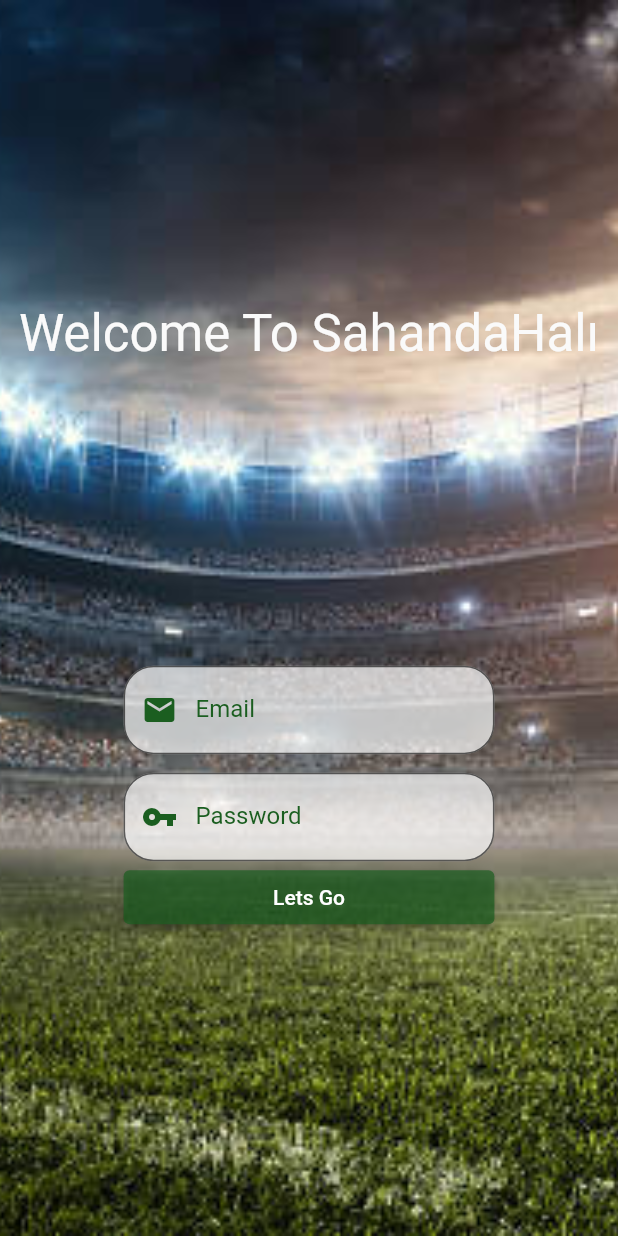
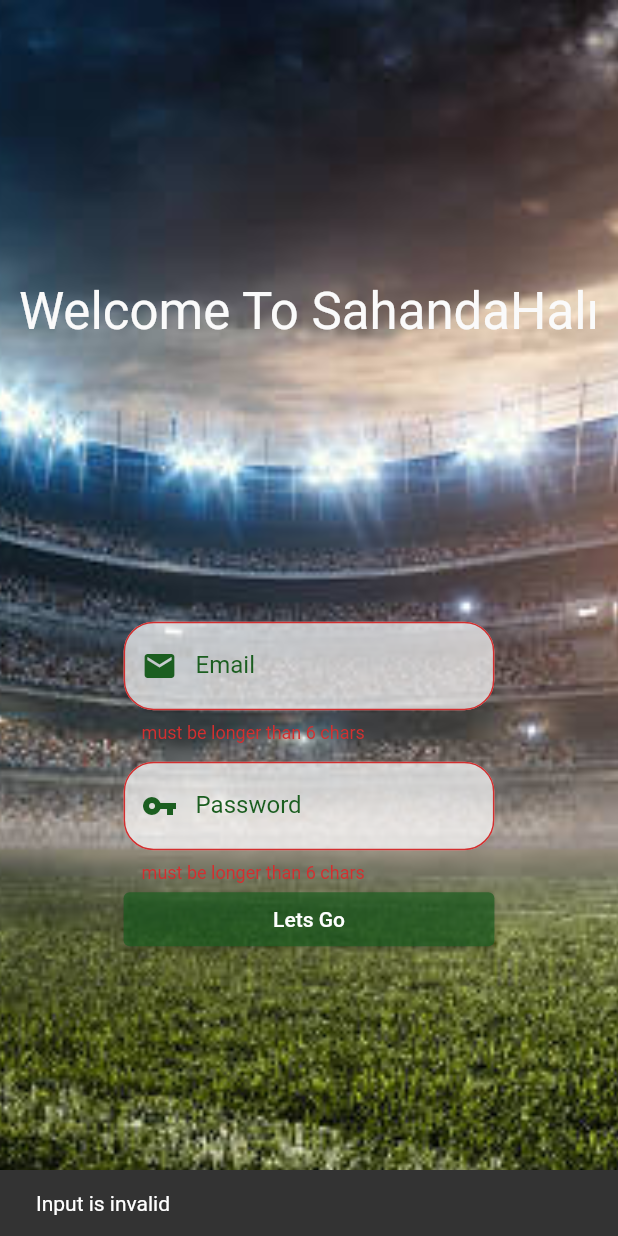
Before and after one commit to alperenekin/SahandaHaliApp, a Flutter app: the screen it shows after launch, after a tap on "Lets Go", on a phone screen of 412 x 824 dp. Run offline on Flutter 3.47's test engine with Material 2 defaults, Android fonts, the phone set to English and light mode, and no system bars; our stand-ins replace bloc, dio, flutter_bloc.

Commit message:
Login functonality added

```diff
--- a/lib/core/components/textfield/custom_textformfield.dart
+++ b/lib/core/components/textfield/custom_textformfield.dart
@@ -10,6 +10,7 @@ class CustomTextFormField extends StatelessWidget {
   @override
   Widget build(BuildContext context) {
     return TextFormField(
+      validator: (value) => (value ?? '').length > 6 ? null : 'must be longer than 6 chars',
       controller: controller,
       decoration: InputDecoration(
         prefixIcon: Icon(textIcon ?? Icons.mail,color: customColor ?? Colors.white),
--- /dev/null
+++ b/lib/view/login/model/login_request.dart
@@ -0,0 +1,18 @@
+class LoginRequest {
+  String? email;
+  String? password;
+
+  LoginRequest({this.email, this.password});
+
+  LoginRequest.fromJson(Map<String, dynamic> json) {
+    email = json['email'];
+    password = json['password'];
+  }
+
+  Map<String, dynamic> toJson() {
+    final Map<String, dynamic> data = <String, dynamic>{};
+    data['email'] = email;
+    data['password'] = password;
+    return data;
+  }
+}
--- /dev/null
+++ b/lib/view/login/model/login_response.dart
@@ -0,0 +1,15 @@
+class LoginResponse {
+  String? token;
+
+  LoginResponse({this.token});
+
+  LoginResponse.fromJson(Map<String, dynamic> json) {
+    token = json['token'];
+  }
+
+  Map<String, dynamic> toJson() {
+    final Map<String, dynamic> data = Map<String, dynamic>();
+    data['token'] = token;
+    return data;
+  }
+}
--- /dev/null
+++ b/lib/view/login/service/ilogin_service.dart
@@ -0,0 +1,24 @@
+import 'package:dio/dio.dart';
+import 'package:sahanda_hali/view/login/model/login_request.dart';
+import 'package:sahanda_hali/view/login/model/login_response.dart';
+
+abstract class ILoginService {
+  final Dio dio;
+
+  ILoginService(this.dio);
+
+  final String loginPath = ILoginServicePath.LOGIN.rawValue;
+
+  Future<LoginResponse?> postUser(LoginRequest request);
+}
+
+enum ILoginServicePath { LOGIN }
+
+extension PathExtension on ILoginServicePath {
+  String get rawValue {
+    switch (this) {
+      case ILoginServicePath.LOGIN:
+        return '/api/login';
+    }
+  }
+}
--- /dev/null
+++ b/lib/view/login/service/login_service.dart
@@ -0,0 +1,27 @@
+
+import 'dart:io';
+import 'package:dio/dio.dart';
+import 'package:sahanda_hali/view/login/model/login_request.dart';
+import 'package:sahanda_hali/view/login/model/login_response.dart';
+import 'ilogin_service.dart';
+
+class LoginService extends ILoginService{
+  LoginService(Dio dio) : super(dio);
+
+  @override
+  Future<LoginResponse?> postUser(LoginRequest request) async {
+    try{
+      final response = await dio.post(loginPath,data: request);
+      if(response.statusCode == HttpStatus.ok){
+        LoginResponse loginResponse = LoginResponse.fromJson(response.data);
+        return loginResponse;
+      }else{
+        return null;
+      }
+    }catch(e){
+      return null;
+    }
+
+
+  }
+}
--- a/lib/view/login/view/login_view.dart
+++ b/lib/view/login/view/login_view.dart
@@ -1,48 +1,92 @@
+import 'package:dio/dio.dart';
 import 'package:flutter/cupertino.dart';
 import 'package:flutter/material.dart';
 import 'package:flutter_bloc/flutter_bloc.dart';
 import 'package:sahanda_hali/core/components/textfield/custom_textformfield.dart';
+import 'package:sahanda_hali/view/login/service/Ilogin_service.dart';
+import 'package:sahanda_hali/view/login/service/login_service.dart';
 import 'package:sahanda_hali/view/login/viewmodel/login_cubit.dart';
 import 'package:sahanda_hali/core/extension/context_extention.dart';
 
-class LoginView extends StatelessWidget {
-  final TextEditingController emailController = TextEditingController();
-  final TextEditingController passwordController = TextEditingController();
-  final GlobalKey<FormState> formKey = GlobalKey();
+class LoginView extends StatefulWidget {
 
   LoginView({Key? key}) : super(key: key);
 
   @override
+  _LoginViewState createState() => _LoginViewState();
+}
+
+class _LoginViewState extends State<LoginView> {
+  late final TextEditingController emailController;
+  late final TextEditingController passwordController;
+  late final GlobalKey<FormState> formKey;
+
+  @override
+  void initState() {
+    emailController = TextEditingController();
+    passwordController = TextEditingController();
+    formKey = GlobalKey<FormState>();
+    super.initState();
+  }
+
+  @override
+  void dispose() {
+    emailController.dispose();
+    passwordController.dispose();
+    super.dispose();
+  }
+
+  @override
   Widget build(BuildContext context) {
     return BlocProvider(
-      create: (context) => LoginCubit(emailController, passwordController, formKey),
+      create: (context) =>
+          LoginCubit(emailController, passwordController, formKey, LoginService(Dio(BaseOptions(baseUrl: 'https://reqres.in')))),
       child: Scaffold(
-        body: buildContainer(context),
+        body: BlocConsumer<LoginCubit, LoginState>(
+          listener: (context, state) {
+            if(state is LoginCompleteState){
+              print(state.response.token);
+            }
+            else if(state is LoginFailedState){
+              final snackBar = SnackBar(content: Text(state.message));
+              ScaffoldMessenger.of(context).showSnackBar(snackBar);
+            }
+          },
+          builder: (context, state) {
+            return buildContainer(context, state);
+          },
+        ),
       ),
     );
   }
 
-  Container buildContainer(BuildContext context) {
+  Container buildContainer(BuildContext context, LoginState state) {
     return Container(
       decoration: const BoxDecoration(
           image: DecorationImage(
               image: AssetImage('assets/images/background.jpg'),
               fit: BoxFit.cover)),
-      child: buildComponentsColumn(context),
+      child: buildComponentsColumn(context, state),
     );
   }
 
-  Column buildComponentsColumn(BuildContext context) {
+  Column buildComponentsColumn(BuildContext context, LoginState state) {
     return Column(
-      mainAxisAlignment: MainAxisAlignment.spaceEvenly
-      ,
+      mainAxisAlignment: MainAxisAlignment.spaceEvenly,
       children: [
-        Text('Welcome To SahandaHalı', style: context.textTheme.headline4?.copyWith(color: Colors.grey.shade50),
+        buildIntroText(context),
+        Form(key: formKey,
+            autovalidateMode: state is LoginFailedState ? AutovalidateMode.always : AutovalidateMode.disabled,
+            child: state is  LoginLoadingState ? const CircularProgressIndicator() : buildLoginColumn(context)),
+      ],
+    );
+  }
+
+  Text buildIntroText(BuildContext context) {
+    return Text(
+      'Welcome To SahandaHalı',
+      style: context.textTheme.headline4?.copyWith(color: Colors.grey.shade50),
       textAlign: TextAlign.center,
-        ),
-        Form(key: formKey, child: buildLoginColumn(context)),
-
-      ],
     );
   }
 
@@ -53,20 +97,25 @@ class LoginView extends StatelessWidget {
         buildEmailTextfield(context),
         context.emptySizedHeightBoxLow3x,
         buildPasswordTextfield(context),
-        Padding(
+        buildLoginButton(context)
+      ],
+    );
+  }
+
+  Padding buildLoginButton(BuildContext context) {
+    return Padding(
       padding: context.paddingHighHorizontal,
       child: SizedBox(
         width: double.infinity,
         child: ElevatedButton(
-              style: ElevatedButton.styleFrom(primary: Colors.green.shade900.withOpacity(0.70)),
+          style: ElevatedButton.styleFrom(
+              primary: Colors.green.shade900.withOpacity(0.70)),
           onPressed: () {
-                //do something
+            context.read<LoginCubit>().loginUser();
           },
           child: const Text('Lets Go'),
         ),
       ),
-        )
-      ],
     );
   }
 
--- a/lib/view/login/viewmodel/login_cubit.dart
+++ b/lib/view/login/viewmodel/login_cubit.dart
@@ -1,18 +1,37 @@
 import 'package:bloc/bloc.dart';
 import 'package:flutter/cupertino.dart';
 import 'package:meta/meta.dart';
+import 'package:sahanda_hali/view/login/model/login_request.dart';
+import 'package:sahanda_hali/view/login/model/login_response.dart';
+import 'package:sahanda_hali/view/login/service/Ilogin_service.dart';
+import 'package:sahanda_hali/view/login/service/login_service.dart';
 
 part 'login_state.dart';
 
 class LoginCubit extends Cubit<LoginState> {
-  final TextEditingController emailController;
-  final TextEditingController passwordController;
-  final GlobalKey<FormState> formKey;
+  final TextEditingController _emailController;
+  final TextEditingController _passwordController;
+  final GlobalKey<FormState> _formKey;
 
-  LoginCubit(this.emailController, this.passwordController, this.formKey) : super(LoginInitial());
+  final LoginService loginService;
 
-  void loginUser(){
+  LoginCubit(this._emailController, this._passwordController, this._formKey, this.loginService) : super(LoginInitial());
 
+  Future<void> loginUser() async {
+
+  if(_formKey.currentState != null && _formKey.currentState!.validate()){
+      emit(LoginLoadingState());
+      LoginRequest loginRequest = LoginRequest(email: _emailController.text.trim(), password: _passwordController.text.trim());
+      LoginResponse? response = await loginService.postUser(loginRequest);
+      if(response != null){
+        emit(LoginCompleteState(response));
+      }else{
+        emit(LoginFailedState('Username or password is wrong'));
+      }
+
+    }else{
+      emit(LoginFailedState('Input is invalid'));
+    }
   }
 
 }
--- a/lib/view/login/viewmodel/login_state.dart
+++ b/lib/view/login/viewmodel/login_state.dart
@@ -12,5 +12,14 @@ class LoginLoadingState extends LoginState{
 }
 
 class LoginCompleteState extends LoginState{
+  final LoginResponse response;
+
+  LoginCompleteState(this.response);
 
 }
+
+class LoginFailedState extends LoginState{
+  final String message;
+
+  LoginFailedState(this.message);
+}
--- a/pubspec.yaml
+++ b/pubspec.yaml
@@ -22,6 +22,8 @@ environment:
 
 dependencies:
   flutter_bloc: ^7.3.3
+  dio: ^4.0.3
+
   flutter:
     sdk: flutter
 
```
Also changed, not shown: pubspec.lock. Lines whose indentation alone changed are shown as unchanged.
